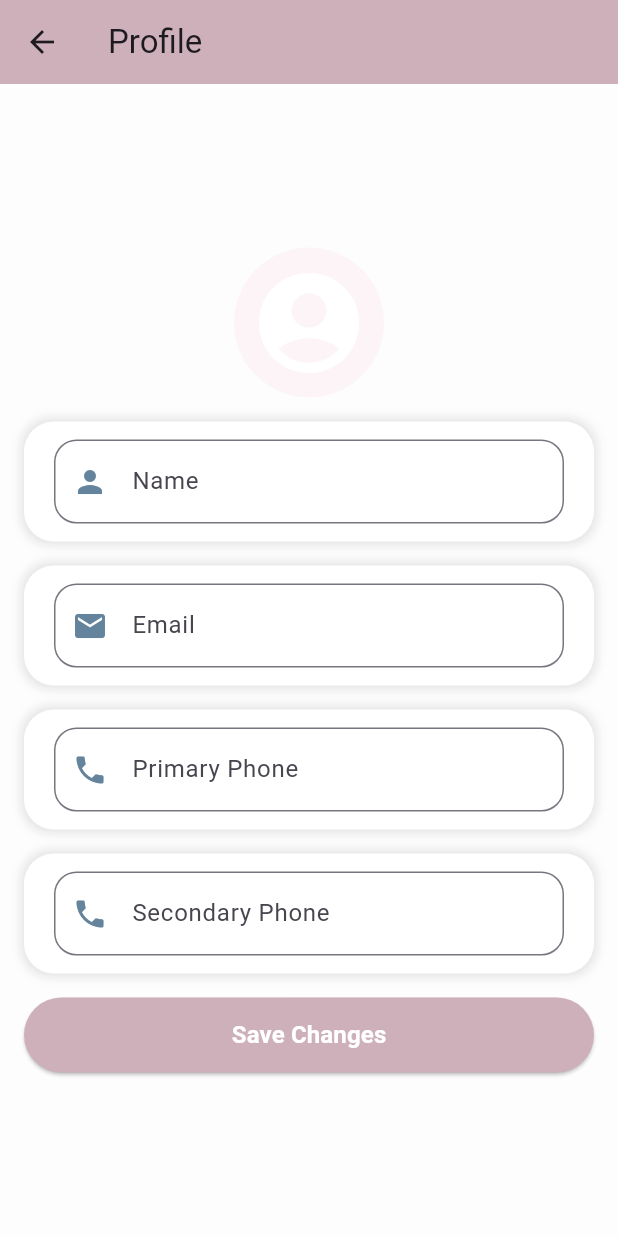
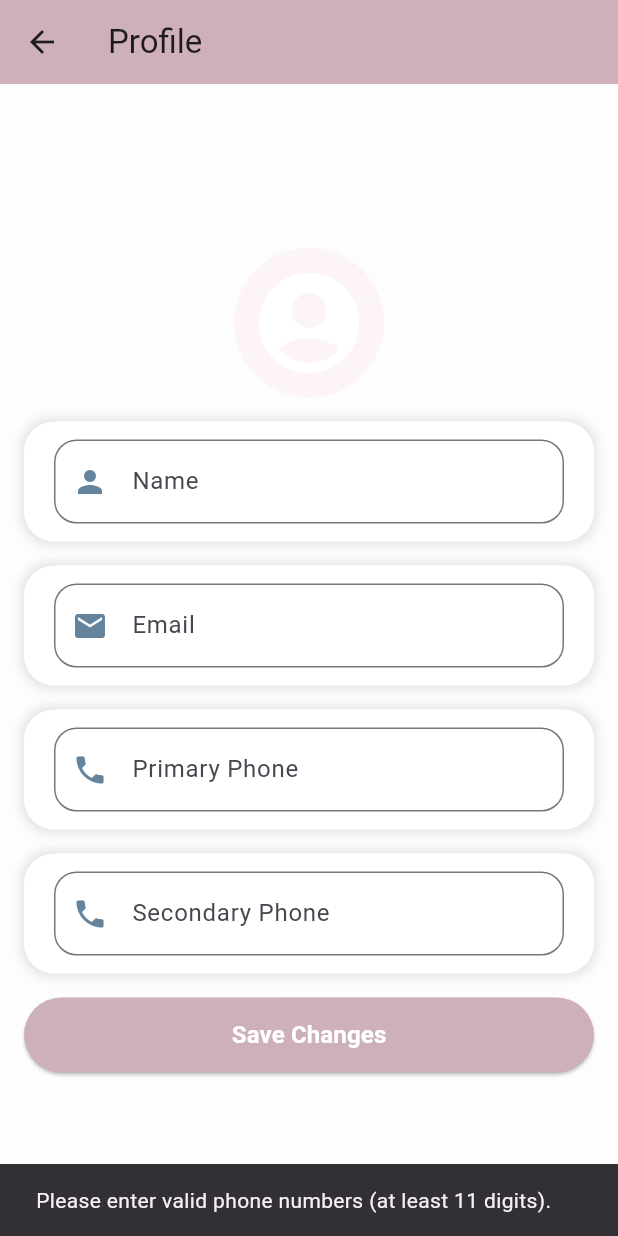
Before and after one commit to LaibaMohsin3002/TourTango, a Flutter app: the ProfilePage screen opened directly with empty values, after a tap on "Update Information", after a tap on "Save Changes", on a phone screen of 412 x 824 dp. Run offline on Flutter 3.47's test engine with Material 3 defaults, Android fonts, the phone set to English and light mode, and no system bars; our stand-ins replace carousel_slider, firebase_core, flutter_dotenv, flutter_local_notifications, flutter_rating_bar, image_picker and 2 more; missing offline and left inert: flutter_stripe; accounts and stored records are empty; network calls fail.

Commit message:
ADDING FILES

```diff
--- a/lib/api.dart
+++ b/lib/api.dart
@@ -2,7 +2,7 @@ import 'dart:convert';
 import 'package:http/http.dart' as http;
 
 
-const String baseUrl = 'http://localhost:3000';
+const String baseUrl = 'http://10.0.2.2:3000';
 
 Future<Map<String, dynamic>> customerLogin(String email, String password) async {
     final url = Uri.parse('$baseUrl/customer_login');
@@ -140,7 +140,7 @@ Future<void> updateProviderProfile(String name, String email, String website, St
   final response = await http.put(Uri.parse('$baseUrl/companyProfile/$companyEmail'),
     headers: {'Content-Type': 'application/json'},
     body: json.encode({
-      'name': name,
+      'companyName': name,
       'email': email,
       'website': website,
       'plotNo': plotNo,
--- a/lib/screens/customer_profile_page.dart
+++ b/lib/screens/customer_profile_page.dart
@@ -11,10 +11,10 @@ class ProfilePage extends StatefulWidget {
 
 class _ProfilePageState extends State<ProfilePage> {
   bool isEditing = false;
-  TextEditingController nameController = TextEditingController();
-  TextEditingController emailController = TextEditingController();
-  TextEditingController primaryPhoneController = TextEditingController();
-  TextEditingController secondaryPhoneController = TextEditingController();
+  final TextEditingController nameController = TextEditingController();
+  final TextEditingController emailController = TextEditingController();
+  final TextEditingController primaryPhoneController = TextEditingController();
+  final TextEditingController secondaryPhoneController = TextEditingController();
 
   String name = "";
   String email = "";
@@ -29,40 +29,73 @@ class _ProfilePageState extends State<ProfilePage> {
 
   Future<void> _fetchProfileData() async {
     try {
-      var profile = await fetchProfile(widget.customerEmail);
+      final profile = await fetchProfile(widget.customerEmail);
       setState(() {
         name = profile['name'] ?? '';
         email = profile['email'] ?? '';
         primaryPhone = profile['primaryPhone'] ?? "Add Primary Phone Number";
-        secondaryPhone =
-            profile['secondaryPhone'] ?? "Add Secondary Phone Number";
+        secondaryPhone = profile['secondaryPhone'] ?? "Add Secondary Phone Number";
       });
     } catch (e) {
       print("Error fetching profile: $e");
     }
   }
 
-  // Save updated profile data to the database
   Future<void> _updateProfileData() async {
     try {
+      final sanitizedPrimaryPhone = sanitizePhone(primaryPhoneController.text);
+      final sanitizedSecondaryPhone = sanitizePhone(secondaryPhoneController.text);
+
+      if (phoneValidator(sanitizedPrimaryPhone) != null ||
+          phoneValidator(sanitizedSecondaryPhone) != null) {
+        ScaffoldMessenger.of(context).showSnackBar(
+          const SnackBar(content: Text("Please enter valid phone numbers (at least 11 digits).")),
+        );
+        return;
+      }
+
       await updateProfile(
         nameController.text,
         emailController.text,
-        primaryPhoneController.text,
-        secondaryPhoneController.text,
+        sanitizedPrimaryPhone,
+        sanitizedSecondaryPhone,
         widget.customerEmail,
       );
+
       setState(() {
         name = nameController.text;
         email = emailController.text;
-        primaryPhone = primaryPhoneController.text;
-        secondaryPhone = secondaryPhoneController.text;
+        primaryPhone = sanitizedPrimaryPhone;
+        secondaryPhone = sanitizedSecondaryPhone;
         isEditing = false;
       });
 
       Navigator.pop(context);
     } catch (e) {
       print("Error updating profile: $e");
+    }
+  }
+
+  String? phoneValidator(String? value) {
+    final cleaned = value?.replaceAll(RegExp(r'\D'), '') ?? '';
+    if (cleaned.length < 11) {
+      return 'Enter a valid phone number';
+    }
+    return null;
+  }
+
+  String sanitizePhone(String value) {
+    return value.replaceAll(RegExp(r'\D'), '');
+  }
+
+  String formatPhone(String value) {
+    final digits = sanitizePhone(value);
+    if (digits.length == 11) {
+      return "${digits.substring(0, 4)}-${digits.substring(4, 7)}-${digits.substring(7)}";
+    } else if (digits.length == 10) {
+      return "${digits.substring(0, 3)}-${digits.substring(3, 6)}-${digits.substring(6)}";
+    } else {
+      return value;
     }
   }
 
@@ -74,9 +107,7 @@ class _ProfilePageState extends State<ProfilePage> {
         title: const Text("Profile"),
         leading: IconButton(
           icon: const Icon(Icons.arrow_back),
-          onPressed: () {
-            Navigator.pop(context);
-          },
+          onPressed: () => Navigator.pop(context),
         ),
         backgroundColor: const Color.fromARGB(255, 206, 176, 186),
       ),
@@ -87,11 +118,10 @@ class _ProfilePageState extends State<ProfilePage> {
             mainAxisAlignment: MainAxisAlignment.center,
             crossAxisAlignment: CrossAxisAlignment.center,
             children: [
-              CircleAvatar(
+              const CircleAvatar(
                 radius: 50,
-                backgroundColor: const Color.fromARGB(10, 233, 30, 98),
-                child: const Icon(Icons.account_circle,
-                    size: 80, color: Colors.white),
+                backgroundColor: Color.fromARGB(10, 233, 30, 98),
+                child: Icon(Icons.account_circle, size: 80, color: Colors.white),
               ),
               const SizedBox(height: 16),
 
@@ -115,7 +145,7 @@ class _ProfilePageState extends State<ProfilePage> {
 
               _buildProfileField(
                 label: "Primary Phone",
-                value: primaryPhone,
+                value: formatPhone(primaryPhone),
                 icon: Icons.phone,
                 isEditable: isEditing,
                 controller: primaryPhoneController,
@@ -124,14 +154,13 @@ class _ProfilePageState extends State<ProfilePage> {
 
               _buildProfileField(
                 label: "Secondary Phone",
-                value: secondaryPhone,
+                value: formatPhone(secondaryPhone),
                 icon: Icons.phone,
                 isEditable: isEditing,
                 controller: secondaryPhoneController,
               ),
               const SizedBox(height: 16),
 
-              // Update or Save Button
               ElevatedButton(
                 onPressed: () {
                   if (isEditing) {
@@ -141,8 +170,8 @@ class _ProfilePageState extends State<ProfilePage> {
                       isEditing = true;
                       nameController.text = name;
                       emailController.text = email;
-                      primaryPhoneController.text = primaryPhone;
-                      secondaryPhoneController.text = secondaryPhone;
+                      primaryPhoneController.text = sanitizePhone(primaryPhone);
+                      secondaryPhoneController.text = sanitizePhone(secondaryPhone);
                     });
                   }
                 },
@@ -193,10 +222,10 @@ class _ProfilePageState extends State<ProfilePage> {
       child: isEditable && controller != null
           ? TextField(
               controller: controller,
+              keyboardType: TextInputType.phone,
               decoration: InputDecoration(
                 labelText: label,
-                prefixIcon:
-                    Icon(icon, color: const Color.fromARGB(255, 100, 131, 156)),
+                prefixIcon: Icon(icon, color: const Color.fromARGB(255, 100, 131, 156)),
                 border: OutlineInputBorder(
                   borderRadius: BorderRadius.circular(15),
                 ),
--- a/lib/widgets/carousel.dart
+++ b/lib/widgets/carousel.dart
@@ -1,4 +1,3 @@
-// widgets/carousel_slider_widget.dart
 import 'package:flutter/material.dart';
 import 'package:carousel_slider/carousel_slider.dart';
 import '../models/packages.dart';
@@ -30,7 +29,7 @@ class CarouselSliderWidget extends StatelessWidget {
                 decoration: BoxDecoration(
                   borderRadius: BorderRadius.circular(12),
                   image: DecorationImage(
-                    image: NetworkImage(package.imageUrl),
+                    image: AssetImage(package.imageUrl),
                     fit: BoxFit.cover,
                   ),
                 ),
```
Also changed, not shown: lib/screens/customer_home_page.dart (+55 -50 lines), lib/screens/review_detail_page.dart (+118 -34 lines), lib/screens/tour_provider_home_page.dart (+45 -2 lines).
